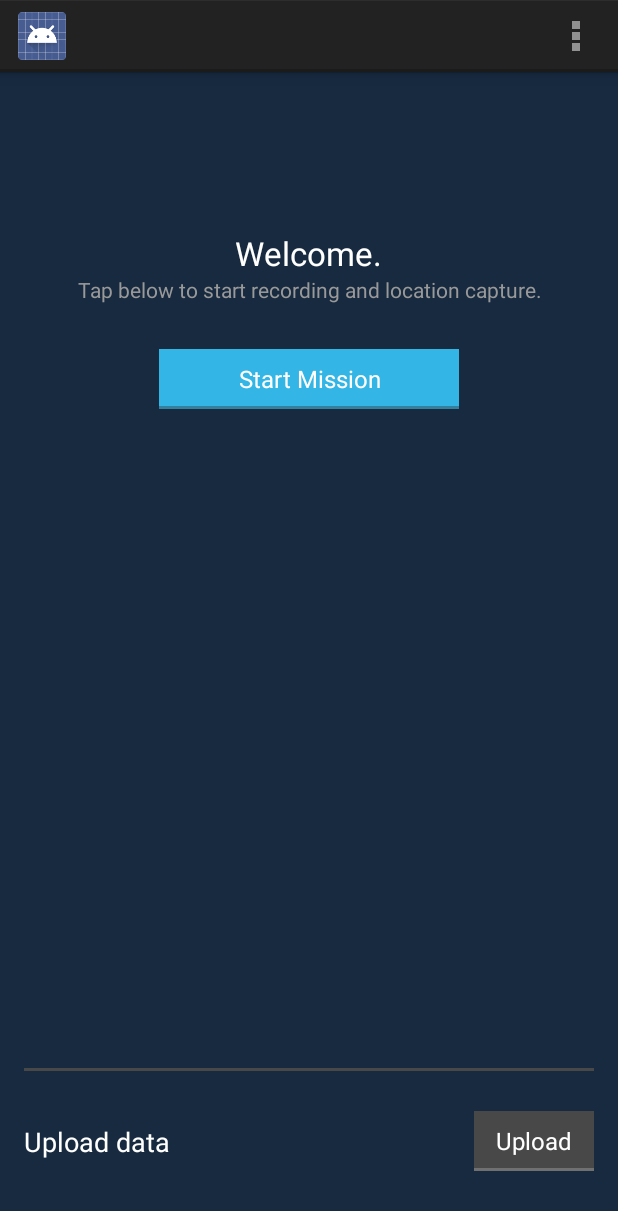
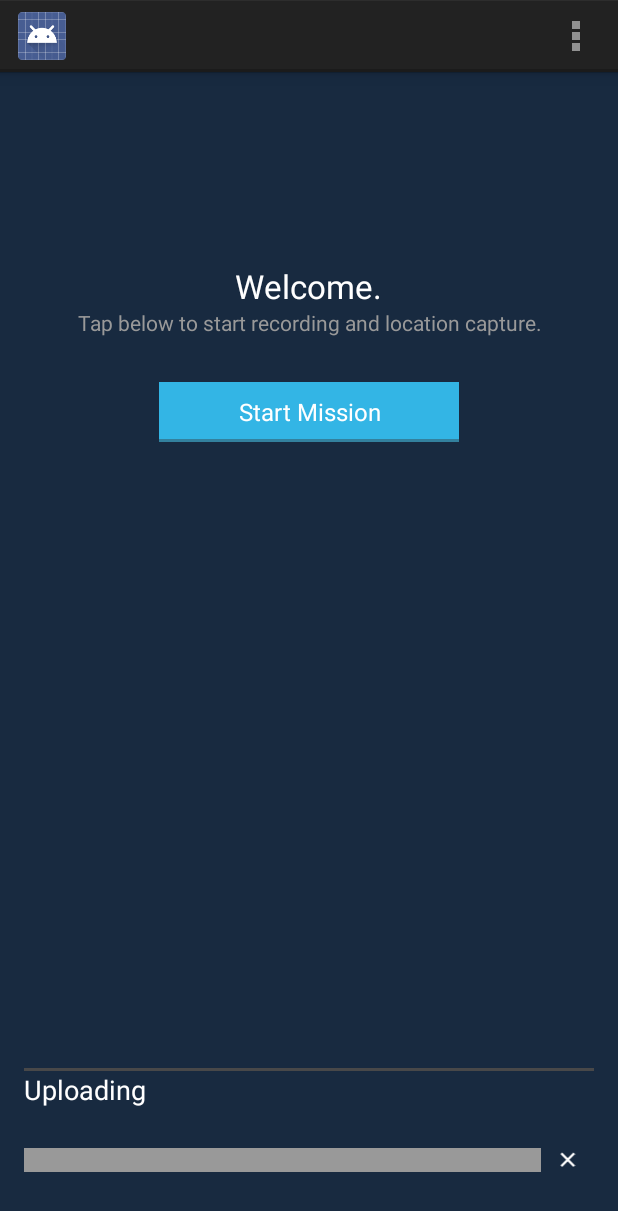
Before and after one commit to mekka/copcast-android, an Android app: the MainActivity screen opened directly, with no data from a screen before it, on a phone screen of 412 x 824 dp. Shown: the top 1211 px of the screen. Run offline under Robolectric (Android 15) with nearby library versions, the phone set to English and light mode, and no system bars; libraries missing offline, so code that uses them is left out: com.loopj.android; 1 statement that could not run was skipped.

Commit message:
Correcting components styles and creating actions for buttons

```diff
--- a/app/src/main/java/org/igarape/copcast/views/MainActivity.java
+++ b/app/src/main/java/org/igarape/copcast/views/MainActivity.java
@@ -14,6 +14,7 @@ import android.view.SurfaceHolder;
 import android.view.SurfaceView;
 import android.view.View;
 import android.widget.Button;
+import android.widget.ImageView;
 import android.widget.TextView;
 
 import com.loopj.android.http.AsyncHttpResponseHandler;
@@ -72,6 +73,7 @@ public class MainActivity extends Activity implements SurfaceHolder.Callback {
                 findViewById(R.id.uploadLayout).setVisibility(View.GONE);
                 findViewById(R.id.uploadingLayout).setVisibility(View.GONE);
                 findViewById(R.id.streamLayout).setVisibility(View.VISIBLE);
+                findViewById(R.id.recBall).setVisibility(View.VISIBLE);
 
                 Intent intent = new Intent(MainActivity.this, RecorderService.class);
                 intent.addFlags(Intent.FLAG_ACTIVITY_NEW_TASK);
@@ -96,6 +98,7 @@ public class MainActivity extends Activity implements SurfaceHolder.Callback {
                 findViewById(R.id.uploadLayout).setVisibility(View.VISIBLE);
                 findViewById(R.id.uploadingLayout).setVisibility(View.GONE);
                 findViewById(R.id.streamLayout).setVisibility(View.GONE);
+                findViewById(R.id.recBall).setVisibility(View.INVISIBLE);
 
                 Intent intent = new Intent(MainActivity.this, RecorderService.class);
                 intent.addFlags(Intent.FLAG_ACTIVITY_NEW_TASK);
@@ -117,7 +120,7 @@ public class MainActivity extends Activity implements SurfaceHolder.Callback {
             }
         });
 
-        ((Button) findViewById(R.id.uploadCancelButton)).setOnClickListener(new View.OnClickListener() {
+        ((ImageView) findViewById(R.id.uploadCancelButton)).setOnClickListener(new View.OnClickListener() {
             @Override
             public void onClick(View view) {
                 findViewById(R.id.uploadLayout).setVisibility(View.VISIBLE);
--- a/app/src/main/res/layout/activity_main.xml
+++ b/app/src/main/res/layout/activity_main.xml
@@ -26,7 +26,15 @@
             android:layout_marginTop="90dp"
             android:layout_marginBottom="30dp">
 
-                <TextView
+            <ImageView
+                android:contentDescription="@string/recording_started"
+                android:layout_width="wrap_content"
+                android:layout_height="wrap_content"
+                android:id="@+id/recBall"
+                android:src="@drawable/rec_ball"
+                android:visibility="invisible"/>
+
+            <TextView
                     android:layout_width="wrap_content"
                     android:layout_height="wrap_content"
                     android:textAppearance="?android:attr/textAppearanceLarge"
@@ -89,6 +97,7 @@
 
 
         </LinearLayout>
+
     </RelativeLayout>
 
     <SurfaceView
@@ -113,7 +122,8 @@
             android:layout_alignParentLeft="true"
             android:layout_alignParentRight="true"
             android:layout_alignParentStart="false"
-            android:layout_alignParentEnd="false">
+            android:layout_alignParentEnd="false"
+            android:visibility="gone">
             <RelativeLayout
                 android:layout_width="fill_parent"
                 android:layout_height="2dip"
@@ -163,7 +173,7 @@
             android:layout_alignParentStart="false"
             android:layout_alignParentEnd="false"
 
-            android:visibility="gone">
+            android:visibility="visible">
 
 
             <RelativeLayout
@@ -194,14 +204,14 @@
                     android:layout_width="wrap_content"
                     android:layout_weight="0.10" />
 
-                <Button
-                    style="?android:attr/buttonStyleSmall"
+                <ImageView
+                    android:contentDescription="@string/recording_started"
                     android:layout_width="35dp"
                     android:layout_height="wrap_content"
-                    android:text="X"
                     android:minWidth="@dimen/progressbar_width"
                     android:id="@+id/uploadCancelButton"
-                    android:layout_weight="0.00" />
+                    android:layout_weight="0.00"
+                    android:src="@drawable/xis" />
             </LinearLayout>
 
         </RelativeLayout>
```
Also changed, not shown: app/src/main/res/drawable-xxhdpi/backrepeat.xml (deleted, +0 -11 lines), app/src/main/res/layout/activity_splash_screen.xml (+7 -6 lines), app/src/main/res/drawable-hdpi/logo_copcast.png (added), app/src/main/res/drawable-hdpi/rec_ball.png (added), app/src/main/res/drawable-hdpi/xis.png (added).
